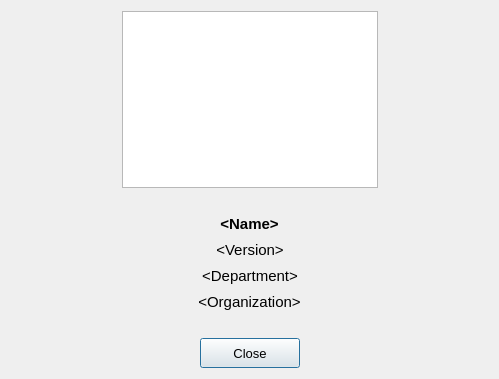
This is TCP_Client/AboutDialog.ui in epw7856/TCP_Client as Qt 5 draws it before an edit. The edited form follows.
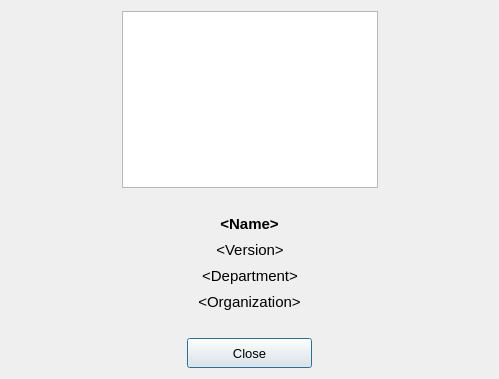
This is the edited form.

The edit to the form file:
```diff
--- a/TCP_Client/AboutDialog.ui
+++ b/TCP_Client/AboutDialog.ui
@@ -290,7 +290,7 @@
       <widget class="QPushButton" name="pushButtonClose">
        <property name="minimumSize">
         <size>
-         <width>100</width>
+         <width>125</width>
          <height>30</height>
         </size>
        </property>
```
